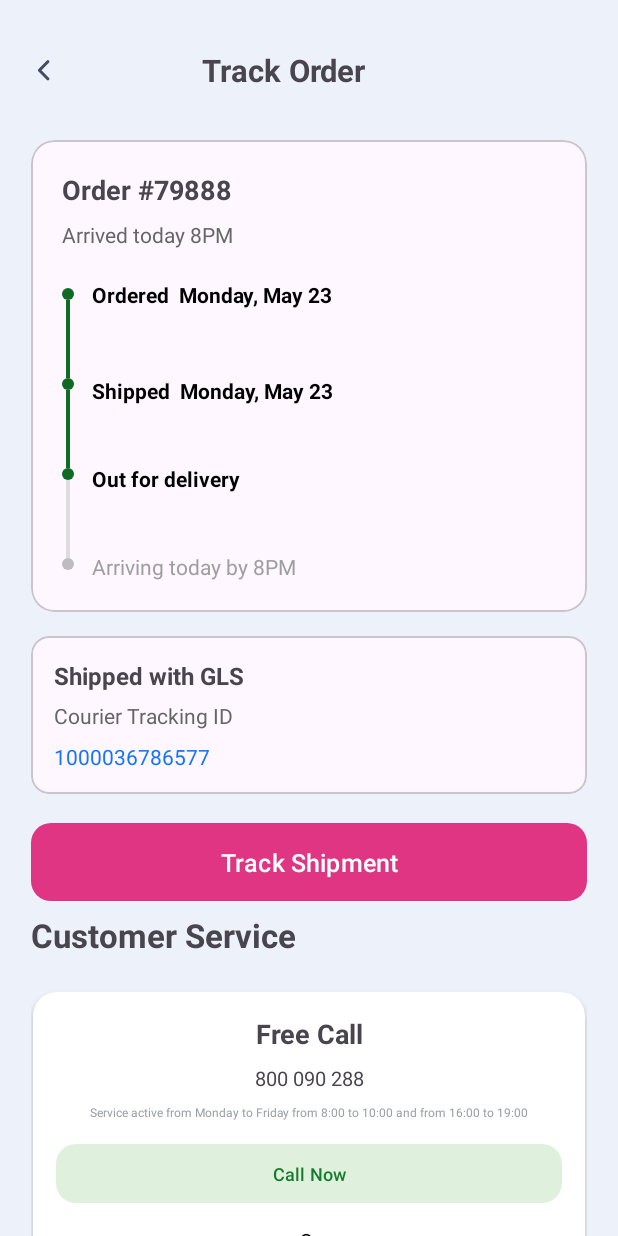
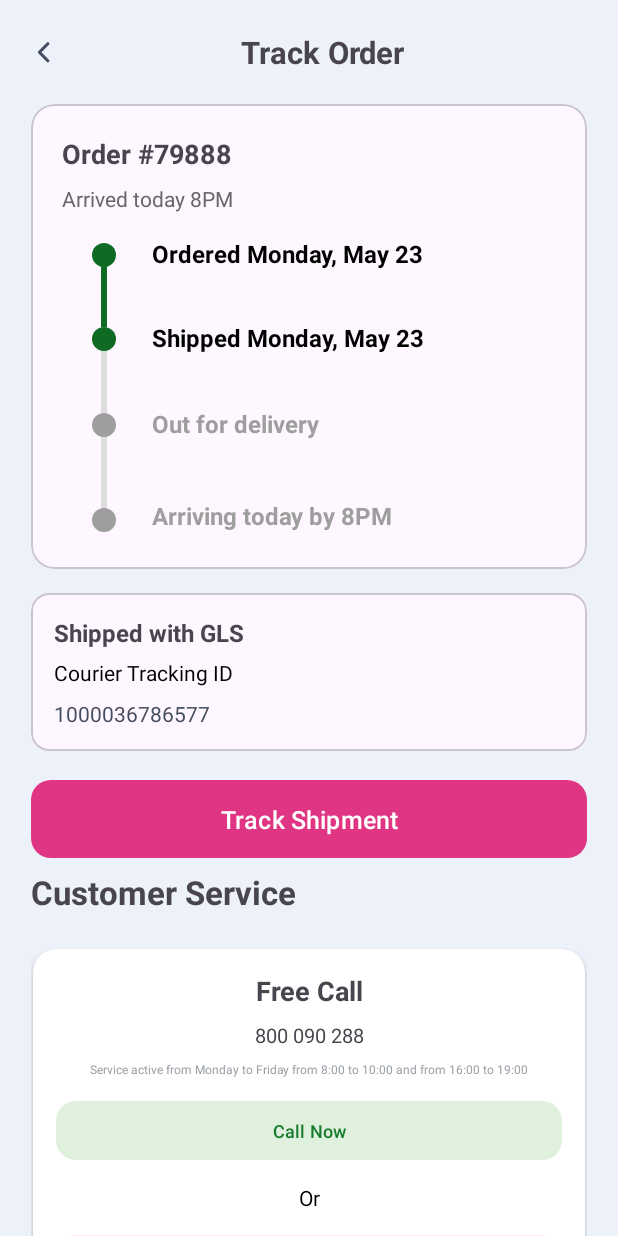
Before and after one commit to hafizanser/bioceuticamilano_android, an Android app: the screen it shows after launch (TrackOrderActivity), on a phone screen of 412 x 824 dp. Run offline under Robolectric (Android 15) with nearby library versions, the phone set to English and light mode, and no system bars; our stand-ins replace sdp/ssp sizes.

Commit message:
Update Tracking screen VIew

```diff
--- a/app/src/main/java/com/bioceuticamilano/TrackOrderActivity.kt
+++ b/app/src/main/java/com/bioceuticamilano/TrackOrderActivity.kt
@@ -45,13 +45,13 @@ class TrackOrderActivity : AppCompatActivity() {
 //        }
 
         // default step, 0..3 (0 = ordered, 1 = shipped, 2 = out for delivery, 3 = arriving)
-        setStep(2)
+        setStep(1)
     }
 
     private fun setStep(step: Int) {
         // dots and lines views
         val dots = listOf(binding.dot1, binding.dot2, binding.dot3, binding.dot4)
-        val lines = listOf(binding.line1, binding.line2, binding.line3)
+        val lines = listOf(binding.line1, binding.line2, binding.line3, binding.line4)
         val texts = listOf<TextView>(
             binding.tvStep1,
             binding.tvStep2,
--- a/app/src/main/res/drawable/track_dot_active.xml
+++ b/app/src/main/res/drawable/track_dot_active.xml
@@ -1,5 +1,5 @@
 <?xml version="1.0" encoding="utf-8"?>
 <shape xmlns:android="http://schemas.android.com/apk/res/android" android:shape="oval">
-    <size android:width="8dp" android:height="8dp" />
-    <solid android:color="#0F6B24" />
+    <size android:width="18dp" android:height="18dp" />
+    <solid android:color="@color/track_active" />
 </shape>
--- a/app/src/main/res/drawable/track_dot_inactive.xml
+++ b/app/src/main/res/drawable/track_dot_inactive.xml
@@ -1,5 +1,5 @@
 <?xml version="1.0" encoding="utf-8"?>
 <shape xmlns:android="http://schemas.android.com/apk/res/android" android:shape="oval">
-    <size android:width="8dp" android:height="8dp" />
-    <solid android:color="#BDBDBD" />
+    <size android:width="18dp" android:height="18dp" />
+    <solid android:color="@color/track_inactive" />
 </shape>
--- a/app/src/main/res/layout/activity_track_order.xml
+++ b/app/src/main/res/layout/activity_track_order.xml
@@ -36,10 +36,6 @@
                 android:textStyle="bold"
                 android:textSize="@dimen/_16ssp" />
 
-            <View
-                android:layout_width="@dimen/_40sdp"
-                android:layout_height="@dimen/_40sdp" />
-
         </LinearLayout>
 
         <!-- Order card with timeline -->
@@ -74,103 +70,199 @@
 
                 <!-- timeline -->
                 <LinearLayout
+                    android:id="@+id/llTimelineRoot"
+                    android:layout_width="match_parent"
+                    android:layout_height="wrap_content"
+                    android:orientation="vertical"
+                    android:layout_marginTop="16dp"
+                    android:padding="4dp">
+
+                    <!-- Step 1 -->
+                    <LinearLayout
                         android:layout_width="match_parent"
                         android:layout_height="wrap_content"
                         android:orientation="horizontal"
-                    android:layout_marginTop="@dimen/_16sdp">
+                        >
 
-                    <LinearLayout
-                        android:layout_width="wrap_content"
+                        <FrameLayout
+                            android:layout_width="48dp"
                             android:layout_height="wrap_content"
-                        android:orientation="vertical"
-                        android:gravity="center_horizontal">
+                            android:foregroundGravity="center_vertical">
+
+                            <View
+                                android:id="@+id/line1"
+                                android:layout_width="4dp"
+                                android:layout_height="@dimen/_40sdp"
+                                android:layout_gravity="center_horizontal"
+                                android:background="@color/track_line_inactive"
+                                android:layout_marginTop="4dp"
+                                 />
 
                             <View
                                 android:id="@+id/dot1"
-                            android:layout_width="@dimen/_8sdp"
-                            android:layout_height="@dimen/_8sdp"
-                            android:layout_marginTop="@dimen/_4sdp"
-                            android:background="@drawable/track_dot_active" />
-
-                        <View
-                            android:id="@+id/line1"
-                            android:layout_width="@dimen/_2sdp"
-                            android:layout_height="@dimen/_40sdp"
-                            android:background="@color/track_line_active" />
-
-                        <View
-                            android:id="@+id/dot2"
-                            android:layout_width="@dimen/_8sdp"
-                            android:layout_height="@dimen/_8sdp"
-                            android:background="@drawable/track_dot_active" />
-
-                        <View
-                            android:id="@+id/line2"
-                            android:layout_width="@dimen/_2sdp"
-                            android:layout_height="@dimen/_40sdp"
-                            android:background="@color/track_line_active" />
-
-                        <View
-                            android:id="@+id/dot3"
-                            android:layout_width="@dimen/_8sdp"
-                            android:layout_height="@dimen/_8sdp"
-                            android:background="@drawable/track_dot_active" />
-
-                        <View
-                            android:id="@+id/line3"
-                            android:layout_width="@dimen/_2sdp"
-                            android:layout_height="@dimen/_40sdp"
-                            android:background="@color/track_line_inactive" />
-
-                        <View
-                            android:id="@+id/dot4"
-                            android:layout_width="@dimen/_8sdp"
-                            android:layout_height="@dimen/_8sdp"
+                                android:layout_width="16dp"
+                                android:layout_height="16dp"
+                                android:layout_gravity="center_horizontal"
                                 android:background="@drawable/track_dot_inactive" />
 
-                    </LinearLayout>
+                        </FrameLayout>
 
                         <LinearLayout
                             android:layout_width="0dp"
+                            android:layout_height="wrap_content"
                             android:layout_weight="1"
-                        android:layout_height="wrap_content"
                             android:orientation="vertical"
-                        android:paddingStart="12dp">
+                            android:paddingStart="8dp">
 
                             <TextView
                                 android:id="@+id/tvStep1"
                                 android:layout_width="wrap_content"
                                 android:layout_height="wrap_content"
-                            android:text="Ordered  Monday, May 23"
+                                android:text="Ordered Monday, May 23"
                                 android:textStyle="bold"
-                            android:layout_marginBottom="8dp" />
+                                android:layout_marginTop="-4dp"
+                                android:textSize="16sp" />
+                        </LinearLayout>
+                    </LinearLayout>
+
+                    <!-- Step 2 -->
+                    <LinearLayout
+                        android:layout_width="match_parent"
+                        android:layout_height="wrap_content"
+                        android:orientation="horizontal">
+
+                        <FrameLayout
+                            android:layout_width="48dp"
+                            android:layout_height="wrap_content">
+
+                            <View
+                                android:id="@+id/line2"
+                                android:layout_width="4dp"
+                                android:layout_height="@dimen/_40sdp"
+                                android:layout_marginTop="@dimen/_4sdp"
+                                android:layout_gravity="center_horizontal"
+                                android:background="@color/track_line_inactive" />
+
+                            <View
+                                android:id="@+id/dot2"
+                                android:layout_width="16dp"
+                                android:layout_height="16dp"
+                                android:layout_gravity="center_horizontal"
+                                android:background="@drawable/track_dot_inactive" />
+
+                        </FrameLayout>
+
+                        <LinearLayout
+                            android:layout_width="0dp"
+                            android:layout_height="wrap_content"
+                            android:layout_weight="1"
+                            android:orientation="vertical"
+                            android:paddingStart="8dp">
 
                             <TextView
                                 android:id="@+id/tvStep2"
                                 android:layout_width="wrap_content"
                                 android:layout_height="wrap_content"
-                            android:text="Shipped  Monday, May 23"
+                                android:layout_marginTop="-4dp"
+                                android:text="Shipped Monday, May 23"
                                 android:textStyle="bold"
-                            android:layout_marginTop="@dimen/_28sdp"
-                           />
+                                android:textSize="16sp" />
+                        </LinearLayout>
+                    </LinearLayout>
+
+                    <!-- Step 3 -->
+                    <LinearLayout
+                        android:layout_width="match_parent"
+                        android:layout_height="wrap_content"
+                        android:orientation="horizontal">
+
+                        <FrameLayout
+                            android:layout_width="48dp"
+                            android:layout_height="wrap_content">
+
+
+                            <View
+                                android:id="@+id/line3"
+                                android:layout_width="4dp"
+                                android:layout_height="@dimen/_20sdp"
+                                android:layout_marginTop="@dimen/_4sdp"
+                                android:layout_gravity="center_horizontal"
+                                android:background="@color/track_line_inactive" />
+
+                            <View
+                                android:id="@+id/dot3"
+                                android:layout_width="16dp"
+                                android:layout_height="16dp"
+                                android:layout_gravity="center_horizontal"
+                                android:background="@drawable/track_dot_inactive" />
+
+                        </FrameLayout>
+
+                        <LinearLayout
+                            android:layout_width="0dp"
+                            android:layout_height="wrap_content"
+                            android:layout_weight="1"
+                            android:orientation="vertical"
+                            android:paddingStart="8dp">
 
                             <TextView
                                 android:id="@+id/tvStep3"
                                 android:layout_width="wrap_content"
                                 android:layout_height="wrap_content"
+                                android:layout_marginTop="-4dp"
                                 android:text="Out for delivery"
                                 android:textStyle="bold"
-                            android:layout_marginTop="@dimen/_30sdp"
+                                android:textSize="16sp" />
+                        </LinearLayout>
+                    </LinearLayout>
+
+                    <!-- Step 4 -->
+                    <LinearLayout
+                        android:layout_width="match_parent"
+                        android:layout_height="wrap_content"
+                        android:orientation="horizontal"
+                        android:gravity="bottom"
+                       >
+
+                        <FrameLayout
+                            android:layout_width="48dp"
+                            android:layout_height="wrap_content">
+
+                            <View
+                                android:id="@+id/line4"
+                                android:layout_width="4dp"
+                                android:layout_height="@dimen/_40sdp"
+                                android:layout_marginTop="-4dp"
+                                android:layout_gravity="center_horizontal"
+                                android:background="@color/track_line_inactive"
                                  />
+
+                            <View
+                                android:id="@+id/dot4"
+                                android:layout_width="16dp"
+                                android:layout_height="16dp"
+                                android:layout_gravity="center_horizontal|bottom"
+                                android:background="@drawable/track_dot_inactive" />
+
+                        </FrameLayout>
+
+                        <LinearLayout
+                            android:layout_width="0dp"
+                            android:layout_height="wrap_content"
+                            android:layout_weight="1"
+                            android:orientation="vertical"
+                            android:paddingStart="8dp">
 
                             <TextView
                                 android:id="@+id/tvStep4"
                                 android:layout_width="wrap_content"
-                            android:layout_height="wrap_content"
+                                android:layout_height="match_parent"
                                 android:text="Arriving today by 8PM"
-                            android:textColor="#888"
-                            android:layout_marginTop="@dimen/_30sdp" />
+                                android:textStyle="bold"
+                                android:layout_gravity="bottom"
+                                android:textSize="16sp" />
 
+                        </LinearLayout>
                     </LinearLayout>
 
                 </LinearLayout>
@@ -205,14 +297,14 @@
                     android:layout_height="wrap_content"
                     android:text="Courier Tracking ID"
                     android:layout_marginTop="6dp"
-                    android:textColor="#666" />
+                    android:textColor="@color/black" />
 
                 <TextView
                     android:id="@+id/tvCourierId"
                     android:layout_width="wrap_content"
                     android:layout_height="wrap_content"
                     android:text="1000036786577"
-                    android:textColor="#1473FF"
+                    android:textColor="#454D60"
                     android:layout_marginTop="8dp" />
 
             </LinearLayout>
```
Lines whose indentation alone changed are shown as unchanged.
